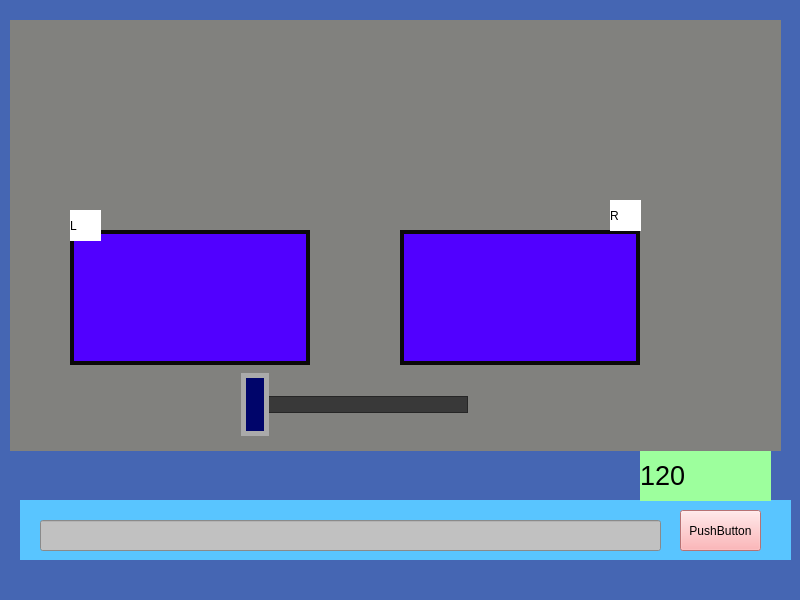
Above: pttvj/mainwindow.ui from monptt/pttvj before the change. Below: the same form after it.
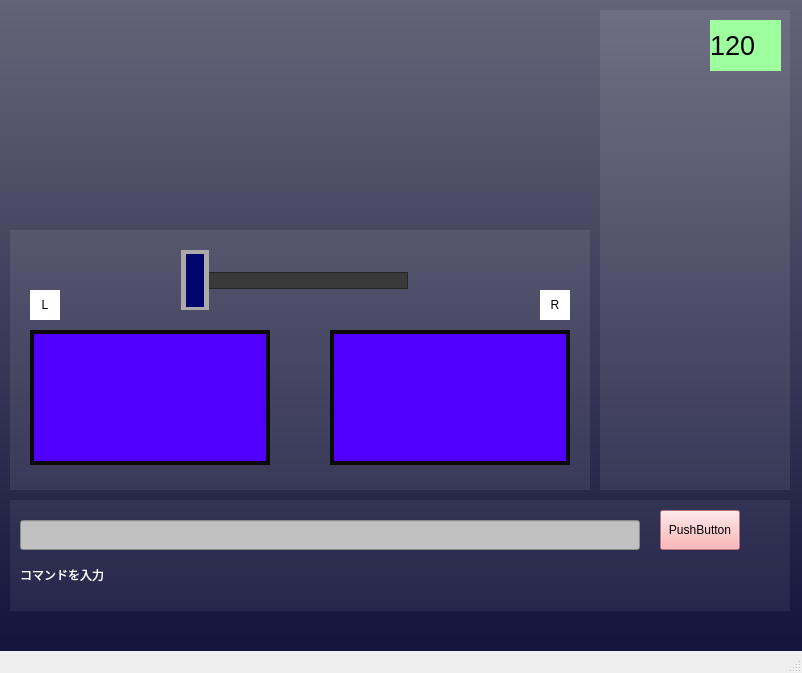
That is the form after the change.

Commit message: UI改善

The edit to the form file:
```diff
--- a/pttvj/mainwindow.ui
+++ b/pttvj/mainwindow.ui
@@ -6,37 +6,41 @@
    <rect>
     <x>0</x>
     <y>0</y>
-    <width>800</width>
-    <height>600</height>
+    <width>802</width>
+    <height>673</height>
    </rect>
   </property>
   <property name="windowTitle">
    <string>MainWindow</string>
   </property>
   <property name="styleSheet">
-   <string notr="true">background-color: rgb(69, 102, 179);</string>
+   <string notr="true"/>
   </property>
   <widget class="QWidget" name="wrapperWidget">
+   <property name="styleSheet">
+    <string notr="true">.QWidget#wrapperWidget{
+background-color: qlineargradient(spread:pad, x1:0, y1:0, x2:0, y2:1, stop:0 rgba(100, 100, 120, 255), stop:1 rgba(20, 20, 60, 255));
+}</string>
+   </property>
    <widget class="QWidget" name="cmdWidget" native="true">
     <property name="geometry">
      <rect>
-      <x>20</x>
+      <x>10</x>
       <y>500</y>
-      <width>771</width>
-      <height>60</height>
+      <width>780</width>
+      <height>111</height>
      </rect>
     </property>
     <property name="styleSheet">
-     <string notr="true">background-color: rgb(89, 197, 255);
-</string>
+     <string notr="true">background-color: rgb(200, 200, 220, 20);</string>
     </property>
     <widget class="QPushButton" name="cmdBtn">
      <property name="geometry">
       <rect>
-       <x>660</x>
+       <x>650</x>
        <y>10</y>
-       <width>81</width>
-       <height>41</height>
+       <width>80</width>
+       <height>40</height>
       </rect>
      </property>
      <property name="styleSheet">
@@ -49,10 +53,10 @@
     <widget class="QLineEdit" name="cmdLine">
      <property name="geometry">
       <rect>
-       <x>20</x>
+       <x>10</x>
        <y>20</y>
-       <width>621</width>
-       <height>31</height>
+       <width>620</width>
+       <height>30</height>
       </rect>
      </property>
      <property name="styleSheet">
@@ -64,45 +68,43 @@
 }</string>
      </property>
     </widget>
-   </widget>
-   <widget class="QLabel" name="bpmLabel">
-    <property name="geometry">
-     <rect>
-      <x>640</x>
-      <y>450</y>
-      <width>131</width>
-      <height>51</height>
-     </rect>
-    </property>
-    <property name="font">
-     <font>
-      <pointsize>20</pointsize>
-     </font>
-    </property>
-    <property name="styleSheet">
-     <string notr="true">background-color: rgb(157, 255, 157);</string>
-    </property>
-    <property name="text">
-     <string>120</string>
-    </property>
+    <widget class="QLabel" name="label">
+     <property name="geometry">
+      <rect>
+       <x>10</x>
+       <y>60</y>
+       <width>620</width>
+       <height>30</height>
+      </rect>
+     </property>
+     <property name="styleSheet">
+      <string notr="true">background-color: rgb(255, 255, 255, 0);
+color: rgb(255, 255, 255);</string>
+     </property>
+     <property name="text">
+      <string>コマンドを入力</string>
+     </property>
+    </widget>
    </widget>
    <widget class="QWidget" name="decksWidget" native="true">
     <property name="geometry">
      <rect>
       <x>10</x>
-      <y>20</y>
-      <width>771</width>
-      <height>431</height>
+      <y>230</y>
+      <width>580</width>
+      <height>260</height>
      </rect>
     </property>
     <property name="styleSheet">
-     <string notr="true">background-color: rgb(129, 129, 126);</string>
+     <string notr="true">.QWidget#decksWidget{
+background-color: rgb(255, 255, 255, 20);
+}</string>
     </property>
     <widget class="QWidget" name="deckLWidget" native="true">
      <property name="geometry">
       <rect>
-       <x>60</x>
-       <y>210</y>
+       <x>20</x>
+       <y>100</y>
        <width>240</width>
        <height>135</height>
       </rect>
@@ -121,8 +123,8 @@
     <widget class="QWidget" name="deckRWidget" native="true">
      <property name="geometry">
       <rect>
-       <x>390</x>
-       <y>210</y>
+       <x>320</x>
+       <y>100</y>
        <width>240</width>
        <height>135</height>
       </rect>
@@ -141,16 +143,16 @@
     <widget class="QSlider" name="LRSlider">
      <property name="geometry">
       <rect>
-       <x>230</x>
-       <y>350</y>
+       <x>170</x>
+       <y>20</y>
        <width>240</width>
-       <height>68</height>
+       <height>60</height>
       </rect>
      </property>
      <property name="styleSheet">
       <string notr="true">.QSlider {
-    min-height: 68px;
-    max-height: 68px;
+    min-height: 60px;
+    max-height: 60px;
 }
 
 .QSlider::groove:horizontal {
@@ -171,7 +173,9 @@
     background: rgb(0, 5, 106);
     border: 5px solid #ffffff;
 
-}</string>
+}
+
+</string>
      </property>
      <property name="maximum">
       <number>100</number>
@@ -186,10 +190,10 @@
     <widget class="QLabel" name="labelL">
      <property name="geometry">
       <rect>
-       <x>60</x>
-       <y>190</y>
-       <width>31</width>
-       <height>31</height>
+       <x>20</x>
+       <y>60</y>
+       <width>30</width>
+       <height>30</height>
       </rect>
      </property>
      <property name="styleSheet">
@@ -198,14 +202,17 @@
      <property name="text">
       <string>L</string>
      </property>
+     <property name="alignment">
+      <set>Qt::AlignCenter</set>
+     </property>
     </widget>
     <widget class="QLabel" name="labelR">
      <property name="geometry">
       <rect>
-       <x>600</x>
-       <y>180</y>
-       <width>31</width>
-       <height>31</height>
+       <x>530</x>
+       <y>60</y>
+       <width>30</width>
+       <height>30</height>
       </rect>
      </property>
      <property name="styleSheet">
@@ -214,6 +221,45 @@
      <property name="text">
       <string>R</string>
      </property>
+     <property name="alignment">
+      <set>Qt::AlignCenter</set>
+     </property>
+    </widget>
+   </widget>
+   <widget class="QWidget" name="statusWidget" native="true">
+    <property name="geometry">
+     <rect>
+      <x>600</x>
+      <y>10</y>
+      <width>190</width>
+      <height>480</height>
+     </rect>
+    </property>
+    <property name="styleSheet">
+     <string notr="true">.QWidget#statusWidget{
+background-color: rgb(255, 255, 255, 20);
+}</string>
+    </property>
+    <widget class="QLabel" name="bpmLabel">
+     <property name="geometry">
+      <rect>
+       <x>110</x>
+       <y>10</y>
+       <width>71</width>
+       <height>51</height>
+      </rect>
+     </property>
+     <property name="font">
+      <font>
+       <pointsize>20</pointsize>
+      </font>
+     </property>
+     <property name="styleSheet">
+      <string notr="true">background-color: rgb(157, 255, 157);</string>
+     </property>
+     <property name="text">
+      <string>120</string>
+     </property>
     </widget>
    </widget>
   </widget>
```
Left out of the diff: 9 changed lines with no effect on the pictures. The commit also changes 1 other file.
